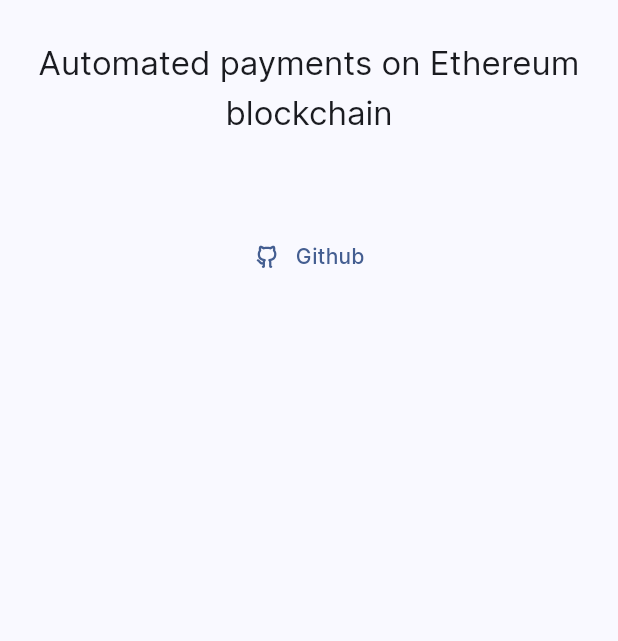
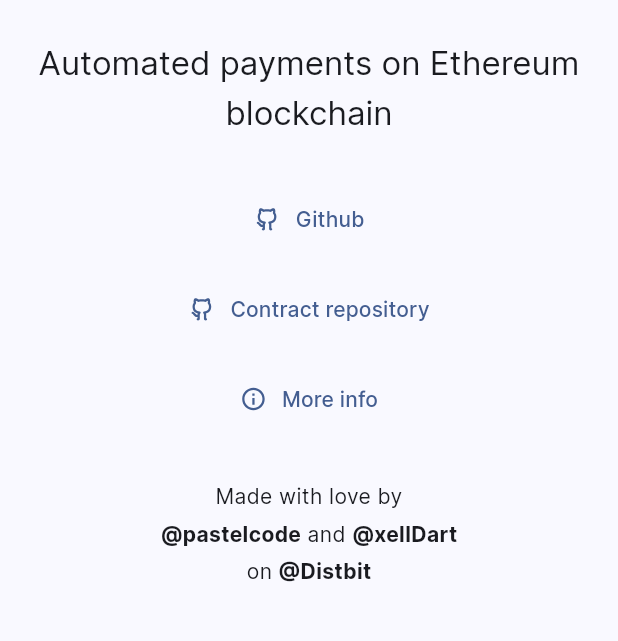
Before and after one commit to pastelcode/automated_payments_on_eth_blockchain_frontend, a Flutter app: the AboutBottomSheet widget shown alone on an empty page, opened directly, on a phone screen of 412 x 824 dp, the part 75-716 px from its top. Run offline on Flutter 3.47's test engine with Material 2 defaults, Android fonts, the phone set to English and light mode, and no system bars; our stand-ins replace dartz, equatable, flutter_bloc, flutter_remix, flutter_svg, go_router and 1 more.

Commit message:
Finish content for about bottom sheet

```diff
--- a/lib/core/presentation/widgets/about_bottom_sheet/about_bottom_sheet.dart
+++ b/lib/core/presentation/widgets/about_bottom_sheet/about_bottom_sheet.dart
@@ -1,5 +1,6 @@
+import 'package:automated_payments_on_eth_blockchain_frontend/core/config/config.dart';
 import 'package:automated_payments_on_eth_blockchain_frontend/core/presentation/widgets/widgets.dart';
-import 'package:automated_payments_on_eth_blockchain_frontend/gen/assets.gen.dart';
+import 'package:automated_payments_on_eth_blockchain_frontend/core/utils/launch_uri.dart';
 import 'package:flutter/material.dart';
 import 'package:flutter_remix/flutter_remix.dart';
 
@@ -32,11 +33,12 @@ class AboutBottomSheet extends StatelessWidget {
     return ListView(
       shrinkWrap: true,
       children: <Widget>[
-        Assets.illustrations.ethereumEthLogo.svg(
+        ApplicationInformation.logo.svg(
           color: Theme.of(
             context,
           ).colorScheme.onSurface,
           height: 50,
+          semanticsLabel: 'Ethereum logo',
         ),
         const SizedBox(
           height: 25,
@@ -51,11 +53,16 @@ class AboutBottomSheet extends StatelessWidget {
               ),
         ),
         const SizedBox(
-          height: 50,
+          height: 25,
         ),
         Align(
           child: Button(
-            onPressed: () {},
+            onPressed: () async {
+              await launchUri(
+                context: context,
+                uri: ApplicationInformation.gitHubRepository,
+              );
+            },
             icon: const Icon(
               FlutterRemix.github_line,
             ),
@@ -64,6 +71,119 @@ class AboutBottomSheet extends StatelessWidget {
             ),
           ),
         ),
+        Align(
+          child: Button(
+            onPressed: () async {
+              await launchUri(
+                context: context,
+                uri: ApplicationInformation.contractGitHubRepository,
+              );
+            },
+            icon: const Icon(
+              FlutterRemix.github_line,
+            ),
+            title: const Text(
+              'Contract repository',
+            ),
+          ),
+        ),
+        Align(
+          child: Button(
+            onPressed: () {
+              showAboutDialog(
+                context: context,
+                applicationName: 'Automated payments on Ethereum',
+                applicationVersion: ApplicationInformation.version,
+                applicationIcon: ApplicationInformation.logo.svg(
+                  height: 50,
+                  color: Theme.of(
+                    context,
+                  ).colorScheme.onSurface,
+                ),
+              );
+            },
+            icon: const Icon(
+              FlutterRemix.information_line,
+            ),
+            title: const Text(
+              'More info',
+            ),
+          ),
+        ),
+        const SizedBox(
+          height: 25,
+        ),
+        const Text(
+          'Made with love by',
+          textAlign: TextAlign.center,
+        ),
+        const SizedBox(
+          height: 5,
+        ),
+        Row(
+          mainAxisAlignment: MainAxisAlignment.center,
+          children: <Widget>[
+            GestureDetector(
+              onTap: () async {
+                await launchUri(
+                  context: context,
+                  uri: ApplicationInformation.pastelcodeGitHubProfile,
+                );
+              },
+              child: const Text(
+                '@pastelcode',
+                style: TextStyle(
+                  fontWeight: FontWeight.bold,
+                ),
+              ),
+            ),
+            const Text(
+              ' and ',
+            ),
+            GestureDetector(
+              onTap: () async {
+                await launchUri(
+                  context: context,
+                  uri: ApplicationInformation.xellDartGitHubProfile,
+                );
+              },
+              child: const Text(
+                '@xellDart',
+                style: TextStyle(
+                  fontWeight: FontWeight.bold,
+                ),
+              ),
+            ),
+          ],
+        ),
+        const SizedBox(
+          height: 5,
+        ),
+        Row(
+          mainAxisAlignment: MainAxisAlignment.center,
+          children: <Widget>[
+            const Text(
+              'on ',
+            ),
+            GestureDetector(
+              onTap: () async {
+                await launchUri(
+                  context: context,
+                  uri: ApplicationInformation.distbitGitHubProfile,
+                );
+              },
+              child: const Text(
+                '@Distbit',
+                style: TextStyle(
+                  fontWeight: FontWeight.bold,
+                ),
+              ),
+            ),
+          ],
+        ),
+        const SizedBox(
+          height: 25,
+        ),
       ],
     );
   }
```
